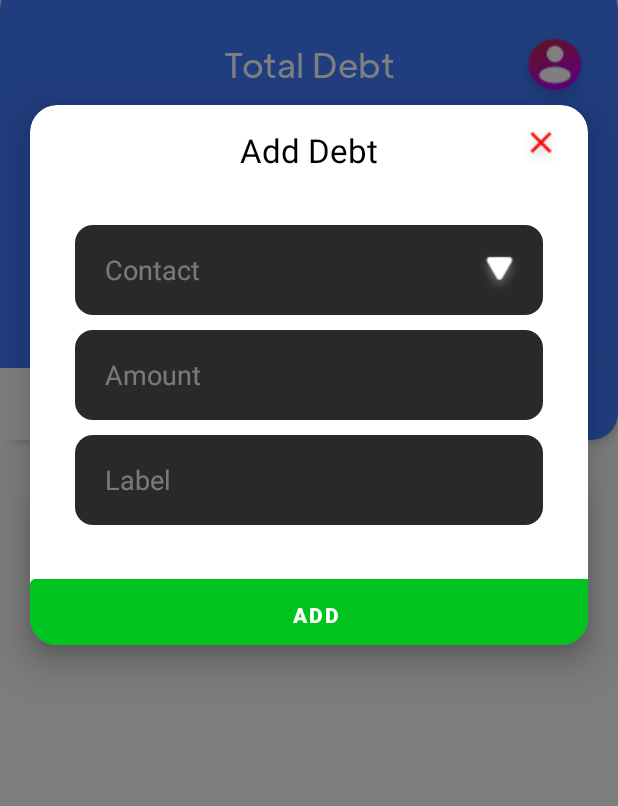
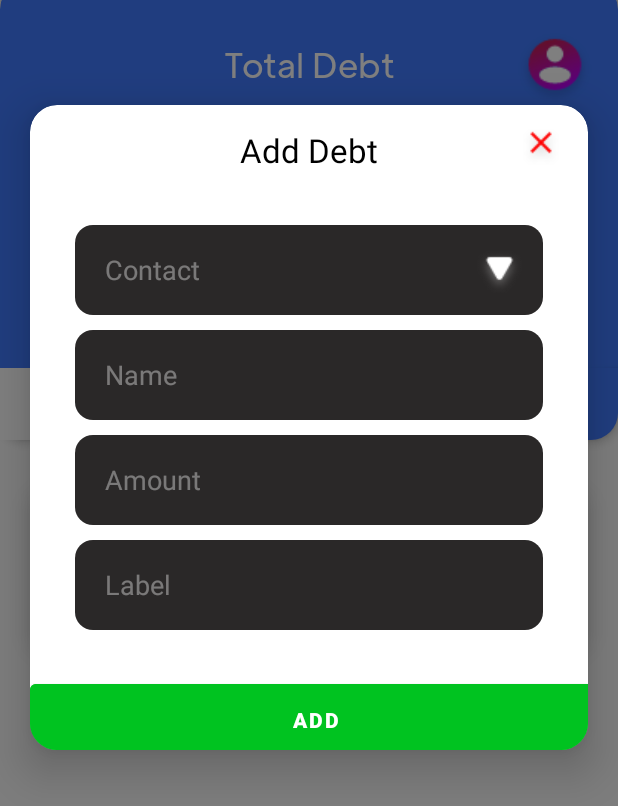
Before and after one commit to FatiGurqiti/Neutro, an Android app: the MainActivity screen opened directly, with no data from a screen before it, after a tap on an icon or button, on a phone screen of 412 x 824 dp. Shown: the top 806 px of the screen. Run offline under Robolectric (Android 15) with nearby library versions, the phone set to English and light mode, and no system bars; our stand-ins replace Firebase (no records; nobody signed in at launch, a user with empty details on screens opened directly).

Commit message:
loads names on adding debt

```diff
--- a/app/src/main/java/com/fdev/ode/MainActivity.kt
+++ b/app/src/main/java/com/fdev/ode/MainActivity.kt
@@ -30,9 +30,9 @@ class MainActivity : AppCompatActivity() {
     private val user = Firebase.auth.currentUser
     private val db = Firebase.firestore
     private val debtController = DebtController()
-    private var DebtOrRecive = true // true stands for Debt
 
-    private var Contacttext: EditText? = null
+    private var Contactname: EditText? = null
+    private var Contactmail: EditText? = null
     private var progressBar: ProgressBar? = null
     private var Secondblackfilter: ImageView? = null
     private var ContactlistCard: CardView? = null
@@ -65,7 +65,8 @@ class MainActivity : AppCompatActivity() {
 
 
         ContactlistCard = findViewById(R.id.ContactListCard)
-        Contacttext = findViewById(R.id.contactText)
+        Contactname = findViewById(R.id.contactName)
+        Contactmail = findViewById(R.id.contactMail)
         amountText = findViewById(R.id.AmountText)
         labelText = findViewById(R.id.LabelText)
         TotalText = findViewById(R.id.totalText)
@@ -82,7 +83,9 @@ class MainActivity : AppCompatActivity() {
         fragmentadapter = FragmentAdapter(fm, lifecycle)
         viewpager2.adapter = fragmentadapter
 
-        GetDebtOrToCollect("debt") //load debt amount by default
+
+        GetDebtOrRecivement("debt") //load debt amount by default
+        loadDebsOrRecivements("Debts")
         loadContacts()
 
 
@@ -96,12 +99,12 @@ class MainActivity : AppCompatActivity() {
                 if(tab.position == 0)
                 {
                     Log.d("Fragment", "this is debt")
-                    GetDebtOrToCollect("debt")
+                    GetDebtOrRecivement("debt")
                 }
                 else
                 {
                     Log.d("Fragment","this is to collect")
-                    GetDebtOrToCollect("to-collect")
+                    GetDebtOrRecivement("to-collect")
                 }
             }
 
@@ -118,7 +121,8 @@ class MainActivity : AppCompatActivity() {
         })
 
         AddDebtButton.setOnClickListener() {
-            var contact = Contacttext?.text.toString()
+            var contact = Contactname?.text.toString()
+            var contactmail = Contactmail?.text.toString()
             var amount = amountText?.text.toString()
             var label = labelText?.text.toString()
 
@@ -133,16 +137,27 @@ class MainActivity : AppCompatActivity() {
                 debtCard.visibility = View.INVISIBLE
 
 
+                Log.d("name",contact)
+                Log.d("mail",contactmail)
+
                 //Update Total Debt
                 debtController.AddTotalDebt(amount.toLong(), contact, "debt") //add debt to contact
                 debtController.AddTotalDebt(amount.toLong(), user?.email.toString(), "to-collect" ) // add to collect to current user
 
                 //Update Debt Table
-                debtController.AddDebtAndReceivement(contact,label,amount.toLong(),"Debts") //Add debt
-                debtController.AddDebtAndReceivement(contact,label,amount.toLong(),"Recivements") //Add recivement
+                debtController.AddDebtAndReceivement(contactmail,contact,label,amount.toLong(),"Recivements") //Add recivement
 
+                //Get Username of contact
+                db.collection("Users").document(user?.email.toString()).get()
+                    .addOnSuccessListener { document ->
+                        if (document.data != null) {
+                            var name = document.getString("username").toString()
+                            debtController.AddDebtAndReceivement(contactmail,name,label,amount.toLong(),"Debts") //Add debt.
+                        }
+                    }
 
-                Contacttext?.setText("")
+                Contactname?.setText("")
+                Contactmail?.setText("")
                 amountText?.setText("")
                 labelText?.setText("")
                 ContactBtn.isEnabled = true;
@@ -180,7 +195,8 @@ class MainActivity : AppCompatActivity() {
         CanceldebtCard.setOnClickListener() {
             progressBar?.visibility = View.VISIBLE
             blackfilter.visibility = View.INVISIBLE
-            Contacttext?.setText("")
+            Contactname?.setText("")
+            Contactmail?.setText("")
             amountText?.setText("")
             labelText?.setText("")
             ContactBtn.isEnabled = true;
@@ -249,7 +265,12 @@ class MainActivity : AppCompatActivity() {
         }
     }
 
-    fun GetDebtOrToCollect(type: String) {
+    private fun loadDebsOrRecivements(type: String) {
+
+
+    }
+
+    fun GetDebtOrRecivement(type: String) {
 
         if (type == "debt") TotalText?.setText("Total Debt")
         else TotalText?.setText("Total Recivable")
@@ -323,7 +344,7 @@ class MainActivity : AppCompatActivity() {
 
                         Contact_Name.setOnClickListener()
                         {
-                            setContactName(myContact.get(i)!!)
+                            setContactNameAndMail(ContactNames.get(i)!!,myContact.get(i)!!)
 
                         }
 
@@ -348,7 +369,7 @@ class MainActivity : AppCompatActivity() {
                         )
 
                         Contact_Mail.setOnClickListener() {
-                            setContactName(myContact.get(i)!!)
+                            setContactNameAndMail(ContactNames.get(i)!!,myContact.get(i)!!)
                         }
                     }
 
@@ -525,11 +546,12 @@ class MainActivity : AppCompatActivity() {
     }
 
 
-    fun setContactName(name: String) {
+    fun setContactNameAndMail(name: String,mail: String) {
         progressBar?.visibility = View.VISIBLE
         Secondblackfilter?.visibility = View.INVISIBLE
         ContactlistCard?.visibility = View.INVISIBLE
-        Contacttext?.setText(name)
+        Contactname?.setText(name)
+        Contactmail?.setText(mail)
         amountText?.isEnabled = true
         labelText?.isEnabled = true
         progressBar?.visibility = View.INVISIBLE
--- a/app/src/main/res/layout/activity_main.xml
+++ b/app/src/main/res/layout/activity_main.xml
@@ -85,7 +85,7 @@
         android:id="@+id/addDebtCard"
         android:layout_width="match_parent"
         android:visibility="invisible"
-        android:layout_height="360dp"
+        android:layout_height="430dp"
         android:translationZ="16dp"
         android:elevation="16dp"
         android:background="@color/white"
@@ -117,7 +117,7 @@
 
 
         <EditText
-            android:id="@+id/contactText"
+            android:id="@+id/contactMail"
             android:layout_width="match_parent"
             android:layout_height="60dp"
             android:layout_centerHorizontal="true"
@@ -146,12 +146,30 @@
             />
 
         <EditText
+            android:id="@+id/contactName"
+            android:layout_width="match_parent"
+            android:layout_height="60dp"
+            android:layout_centerHorizontal="true"
+            android:layout_marginLeft="30dp"
+            android:layout_marginTop="150dp"
+            android:layout_marginRight="30dp"
+            android:background="@drawable/inputbg"
+            android:ems="10"
+            android:hint="Name"
+            android:inputType="text"
+            android:paddingLeft="20dp"
+            android:textColor="@color/white"
+            android:textColorHint="#60FFFFFF"
+            android:enabled="false"
+            />
+
+        <EditText
             android:id="@+id/AmountText"
             android:layout_width="match_parent"
             android:layout_height="60dp"
             android:layout_centerHorizontal="true"
             android:layout_marginLeft="30dp"
-            android:layout_marginTop="150dp"
+            android:layout_marginTop="220dp"
             android:layout_marginRight="30dp"
             android:background="@drawable/inputbg"
             android:ems="10"
@@ -170,7 +188,7 @@
             android:layout_height="60dp"
             android:layout_centerHorizontal="true"
             android:layout_marginLeft="30dp"
-            android:layout_marginTop="220dp"
+            android:layout_marginTop="290dp"
             android:layout_marginRight="30dp"
             android:background="@drawable/inputbg"
             android:ems="10"
```
Also changed, not shown: app/src/main/java/com/fdev/ode/util/DebtController.kt (+10 -1 lines).
